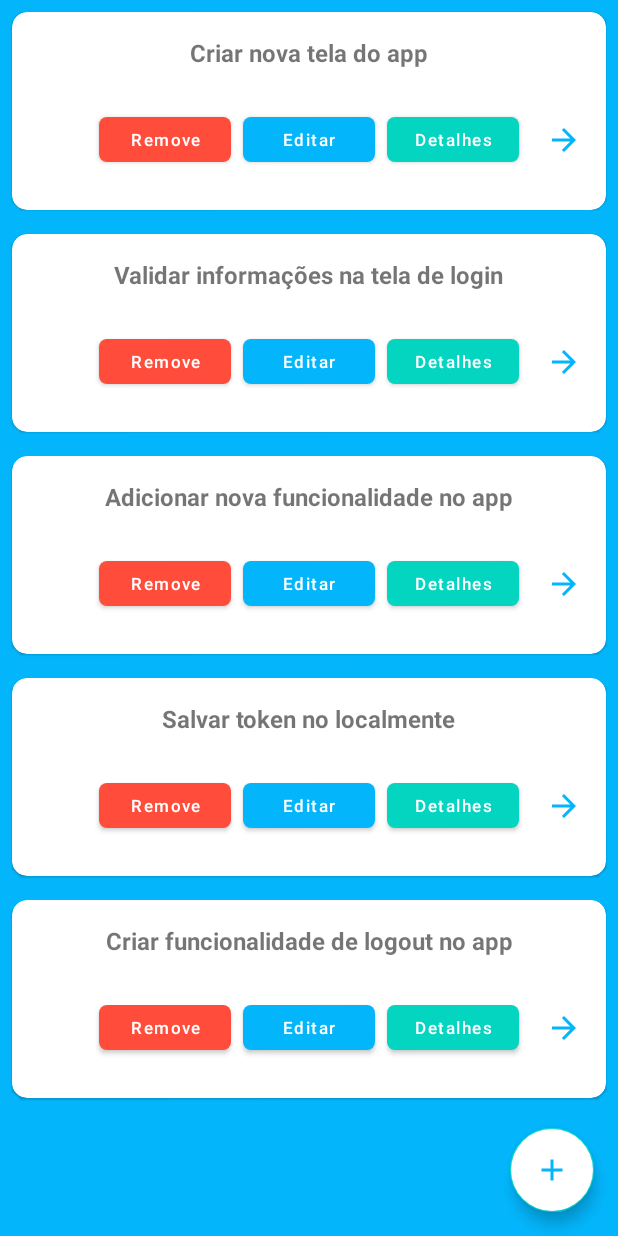
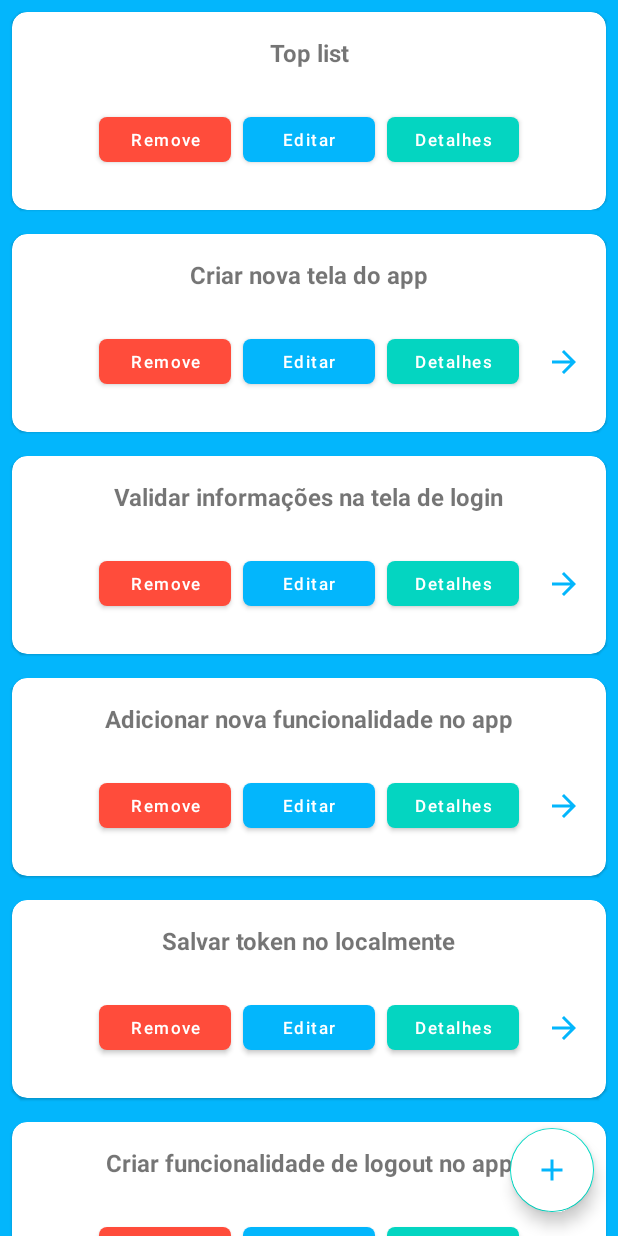
Before and after one commit to MarcosAndre28/TaskApp, an Android app: the fragment TodoFragment placed in its activity, on a phone screen of 412 x 824 dp. Run offline under Robolectric (Android 15) with nearby library versions, the phone set to English and light mode, and no system bars.

Commit message:
ConcatAdapter

```diff
--- a/app/build.gradle
+++ b/app/build.gradle
@@ -42,6 +42,7 @@ dependencies {
     implementation 'androidx.appcompat:appcompat:1.6.1'
     implementation 'com.google.android.material:material:1.8.0'
     implementation 'androidx.constraintlayout:constraintlayout:2.1.4'
+    implementation 'androidx.recyclerview:recyclerview:1.3.0'
 
     // Navigation
     implementation 'androidx.navigation:navigation-fragment-ktx:2.5.3'
--- a/app/src/main/java/com/example/taskapp/ui/DoingFragment.kt
+++ b/app/src/main/java/com/example/taskapp/ui/DoingFragment.kt
@@ -71,11 +71,11 @@ class DoingFragment : Fragment() {
 
     private fun getTask() {
         val teskList = listOf(
-            Task("0","Criar nova tela do app",Status.TODO),
-            Task("1","Validar informações na tela de login",Status.TODO),
-            Task("2","Adicionar nova funcionalidade no app",Status.TODO),
-            Task("3","Salvar token no localmente",Status.TODO),
-            Task("4","Criar funcionalidade de logout no app",Status.TODO)
+            Task("0","Criar nova tela do app",Status.DOING),
+            Task("1","Validar informações na tela de login",Status.DOING),
+            Task("2","Adicionar nova funcionalidade no app",Status.DOING),
+            Task("3","Salvar token no localmente",Status.DOING),
+            Task("4","Criar funcionalidade de logout no app",Status.DOING)
         )
 
         taskAdapter.submitList(teskList)
--- a/app/src/main/java/com/example/taskapp/ui/DoneFragment.kt
+++ b/app/src/main/java/com/example/taskapp/ui/DoneFragment.kt
@@ -70,11 +70,11 @@ class DoneFragment : Fragment() {
 
     private fun getTask() {
         val teskList = listOf(
-            Task("0","Criar nova tela do app",Status.TODO),
-            Task("1","Validar informações na tela de login",Status.TODO),
-            Task("2","Adicionar nova funcionalidade no app",Status.TODO),
-            Task("3","Salvar token no localmente",Status.TODO),
-            Task("4","Criar funcionalidade de logout no app",Status.TODO)
+            Task("0","Criar nova tela do app",Status.DONE),
+            Task("1","Validar informações na tela de login",Status.DONE),
+            Task("2","Adicionar nova funcionalidade no app",Status.DONE),
+            Task("3","Salvar token no localmente",Status.DONE),
+            Task("4","Criar funcionalidade de logout no app",Status.DONE)
         )
 
         taskAdapter.submitList(teskList)
--- a/app/src/main/java/com/example/taskapp/ui/TodoFragment.kt
+++ b/app/src/main/java/com/example/taskapp/ui/TodoFragment.kt
@@ -1,19 +1,20 @@
 package com.example.taskapp.ui
 
 import android.os.Bundle
-import androidx.fragment.app.Fragment
 import android.view.LayoutInflater
 import android.view.View
 import android.view.ViewGroup
-import android.widget.LinearLayout
 import android.widget.Toast
+import androidx.fragment.app.Fragment
 import androidx.navigation.fragment.findNavController
+import androidx.recyclerview.widget.ConcatAdapter
 import androidx.recyclerview.widget.LinearLayoutManager
 import com.example.taskapp.R
 import com.example.taskapp.data.model.Status
 import com.example.taskapp.data.model.Task
 import com.example.taskapp.databinding.FragmentTodoBinding
 import com.example.taskapp.ui.adapter.TaskAdapter
+import com.example.taskapp.ui.adapter.TaskTopAdapter
 
 
 class TodoFragment : Fragment() {
@@ -22,6 +23,7 @@ class TodoFragment : Fragment() {
     private val binding get() = _binding!!
 
     private lateinit var taskAdapter: TaskAdapter
+    private lateinit var taskTopAdapter: TaskTopAdapter
 
     override fun onCreateView(
         inflater: LayoutInflater, container: ViewGroup?,
@@ -45,13 +47,21 @@ class TodoFragment : Fragment() {
     }
 
     private fun initRecyclerView(){
+
+        taskTopAdapter = TaskTopAdapter { task, option ->
+            optionSelected(task,option)
+        }
+
         taskAdapter = TaskAdapter(requireContext()){task, option ->
             optionSelected(task,option)
         }
+
+        val concatAdapter = ConcatAdapter(taskTopAdapter,taskAdapter)
+
         with(binding.rvTasks){
             layoutManager = LinearLayoutManager(requireContext())
             setHasFixedSize(true)
-            adapter = taskAdapter
+            adapter = concatAdapter
 
         }
     }
@@ -78,6 +88,11 @@ class TodoFragment : Fragment() {
     }
 
     private fun getTask() {
+
+        val teskTopList = listOf(
+            Task("0","Top list",Status.TODO),
+        )
+
      val teskList = listOf(
          Task("0","Criar nova tela do app",Status.TODO),
          Task("1","Validar informações na tela de login",Status.TODO),
@@ -85,6 +100,10 @@ class TodoFragment : Fragment() {
          Task("3","Salvar token no localmente",Status.TODO),
          Task("4","Criar funcionalidade de logout no app",Status.TODO)
      )
+
+
+
+        taskTopAdapter.submitList(teskTopList)
 
         taskAdapter.submitList(teskList)
     }
--- /dev/null
+++ b/app/src/main/java/com/example/taskapp/ui/adapter/TaskTopAdapter.kt
@@ -0,0 +1,51 @@
+package com.example.taskapp.ui.adapter
+
+import android.content.Context
+import android.view.LayoutInflater
+import android.view.ViewGroup
+import androidx.recyclerview.widget.DiffUtil
+import androidx.recyclerview.widget.ListAdapter
+import androidx.recyclerview.widget.RecyclerView
+import com.example.taskapp.data.model.Task
+import com.example.taskapp.databinding.ItemTaskTopBinding
+
+class TaskTopAdapter(private val taskTopSelected : (Task, Int) -> Unit)
+    : ListAdapter<Task,TaskTopAdapter.MyViewHolder>(DIFF_CALLBACK){
+
+    companion object{
+        val SELECT_REMOVE: Int = 2
+        val SELECT_EDIT: Int = 3
+        val SELECT_DETAILS: Int = 4
+
+
+        private val DIFF_CALLBACK = object : DiffUtil.ItemCallback<Task>(){
+            override fun areItemsTheSame(oldItem: Task, newItem: Task): Boolean {
+                return oldItem.id == newItem.id && oldItem.description == newItem.description
+            }
+
+            override fun areContentsTheSame(oldItem: Task, newItem: Task): Boolean {
+                return oldItem == newItem && oldItem.description == newItem.description
+            }
+        }
+
+
+    }
+
+    override fun onCreateViewHolder(parent: ViewGroup, viewType: Int): MyViewHolder {
+       return MyViewHolder(ItemTaskTopBinding.inflate(LayoutInflater.from(parent.context),parent,false))
+    }
+
+    override fun onBindViewHolder(holder: MyViewHolder, position: Int) {
+        val task = getItem(position)
+
+        holder.binding.textDescription.text = task.description
+
+        holder.binding.btnDelete.setOnClickListener { taskTopSelected(task, SELECT_REMOVE) }
+        holder.binding.btnEdit.setOnClickListener { taskTopSelected(task, SELECT_EDIT) }
+        holder.binding.btnDetails.setOnClickListener { taskTopSelected(task, SELECT_DETAILS) }
+    }
+
+   inner class MyViewHolder(val binding: ItemTaskTopBinding) : RecyclerView.ViewHolder(binding.root){
+
+    }
+}
--- /dev/null
+++ b/app/src/main/res/layout/item_task_top.xml
@@ -0,0 +1,92 @@
+<?xml version="1.0" encoding="utf-8"?>
+<androidx.constraintlayout.widget.ConstraintLayout xmlns:android="http://schemas.android.com/apk/res/android"
+    xmlns:app="http://schemas.android.com/apk/res-auto"
+    android:layout_width="match_parent"
+    android:layout_height="wrap_content"
+    xmlns:tools="http://schemas.android.com/tools">
+
+    <com.google.android.material.card.MaterialCardView
+        android:layout_width="match_parent"
+        android:layout_height="wrap_content"
+        android:layout_margin="8dp"
+        app:cardCornerRadius="10dp"
+        app:layout_constraintBottom_toBottomOf="parent"
+        app:layout_constraintEnd_toEndOf="parent"
+        app:layout_constraintStart_toStartOf="parent"
+        app:layout_constraintTop_toTopOf="parent">
+
+        <androidx.constraintlayout.widget.ConstraintLayout
+            android:layout_width="match_parent"
+            android:layout_height="wrap_content"
+            android:padding="16dp">
+
+            <TextView
+                android:id="@+id/textDescription"
+                android:layout_width="wrap_content"
+                android:layout_height="wrap_content"
+                android:textSize="16sp"
+                android:textStyle="bold"
+                app:layout_constraintEnd_toEndOf="parent"
+                app:layout_constraintStart_toStartOf="parent"
+                app:layout_constraintTop_toTopOf="parent"
+                tools:text="Criar layou da tela de login do app" />
+
+            <com.google.android.material.button.MaterialButton
+                android:id="@+id/btnDelete"
+                android:layout_width="wrap_content"
+                android:layout_height="30dp"
+                android:background="@drawable/bg_btn"
+                android:text="Remove"
+                android:padding="0dp"
+                android:textAllCaps="false"
+                android:textSize="11sp"
+                app:backgroundTint="@color/color_delete"
+                app:layout_constraintBottom_toBottomOf="@+id/btnEdit"
+                app:layout_constraintEnd_toStartOf="@+id/btnEdit"
+                app:layout_constraintHorizontal_bias="0.5"
+                app:layout_constraintHorizontal_chainStyle="packed"
+                app:layout_constraintStart_toStartOf="parent"
+                app:layout_constraintTop_toTopOf="@+id/btnEdit" />
+
+            <com.google.android.material.button.MaterialButton
+                android:id="@+id/btnEdit"
+                android:layout_width="wrap_content"
+                android:layout_height="30dp"
+                android:padding="0dp"
+                android:layout_marginHorizontal="8dp"
+                android:layout_marginTop="32dp"
+                android:layout_marginBottom="16dp"
+                android:background="@drawable/bg_btn"
+                android:text="Editar"
+                android:textAllCaps="false"
+                android:textSize="11sp"
+                app:backgroundTint="@color/color_default"
+                app:layout_constraintBottom_toBottomOf="parent"
+                app:layout_constraintEnd_toStartOf="@+id/btnDetails"
+                app:layout_constraintHorizontal_bias="0.5"
+                app:layout_constraintStart_toEndOf="@+id/btnDelete"
+                app:layout_constraintTop_toBottomOf="@+id/textDescription"
+                app:layout_constraintVertical_bias="0.2" />
+
+            <com.google.android.material.button.MaterialButton
+                android:id="@+id/btnDetails"
+                android:layout_width="wrap_content"
+                android:layout_height="30dp"
+                android:background="@drawable/bg_btn"
+                android:text="Detalhes"
+                android:textAllCaps="false"
+                android:padding="0dp"
+                android:textSize="11sp"
+                app:backgroundTint="@color/color_details"
+                app:layout_constraintBottom_toBottomOf="@+id/btnEdit"
+                app:layout_constraintEnd_toEndOf="parent"
+                app:layout_constraintHorizontal_bias="0.5"
+                app:layout_constraintStart_toEndOf="@+id/btnEdit"
+                app:layout_constraintTop_toTopOf="@+id/btnEdit" />
+
+        </androidx.constraintlayout.widget.ConstraintLayout>
+
+
+    </com.google.android.material.card.MaterialCardView>
+
+</androidx.constraintlayout.widget.ConstraintLayout>
```
